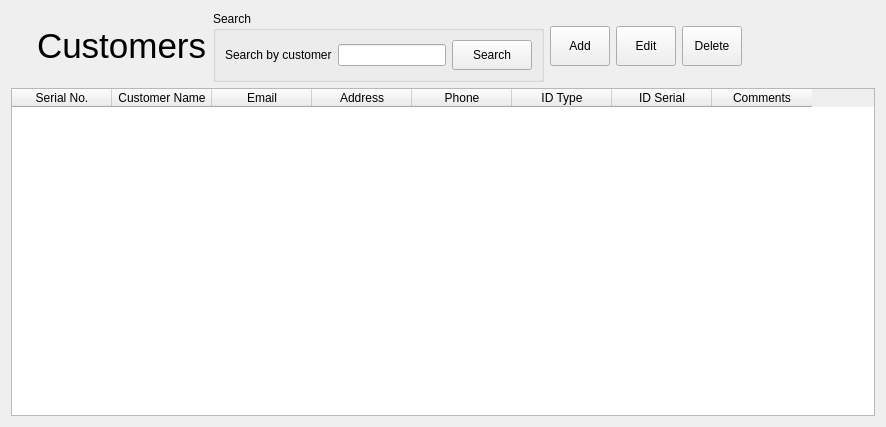
dsubhajit/bill_master, file customers.ui: the form before one commit.
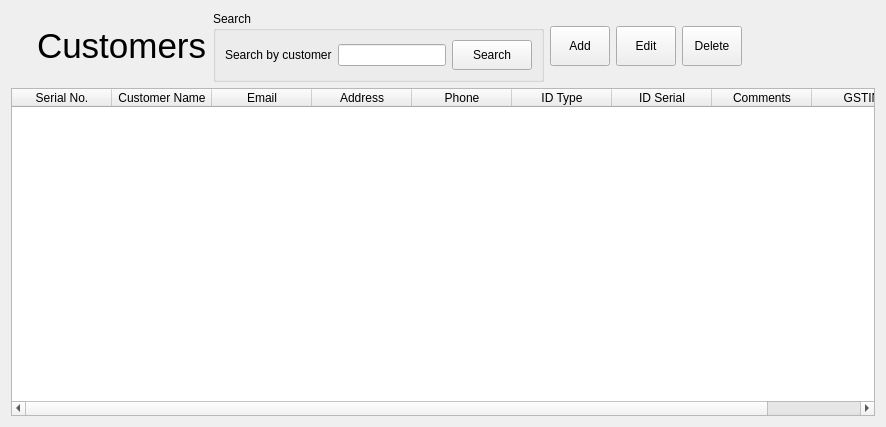
The form after the commit. Icons and pictures are not drawn.

What changed in the file:
```diff
--- a/customers.ui
+++ b/customers.ui
@@ -261,6 +261,11 @@
        <string>Comments</string>
       </property>
      </column>
+     <column>
+      <property name="text">
+       <string>GSTIN</string>
+      </property>
+     </column>
     </widget>
    </item>
   </layout>
```
